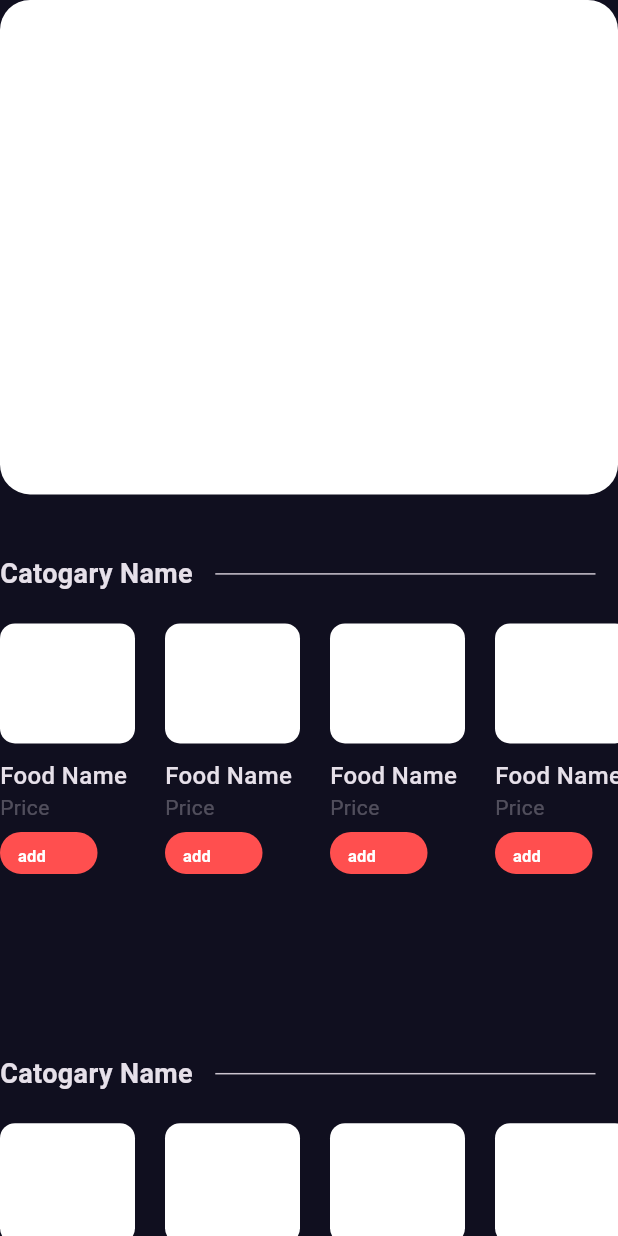
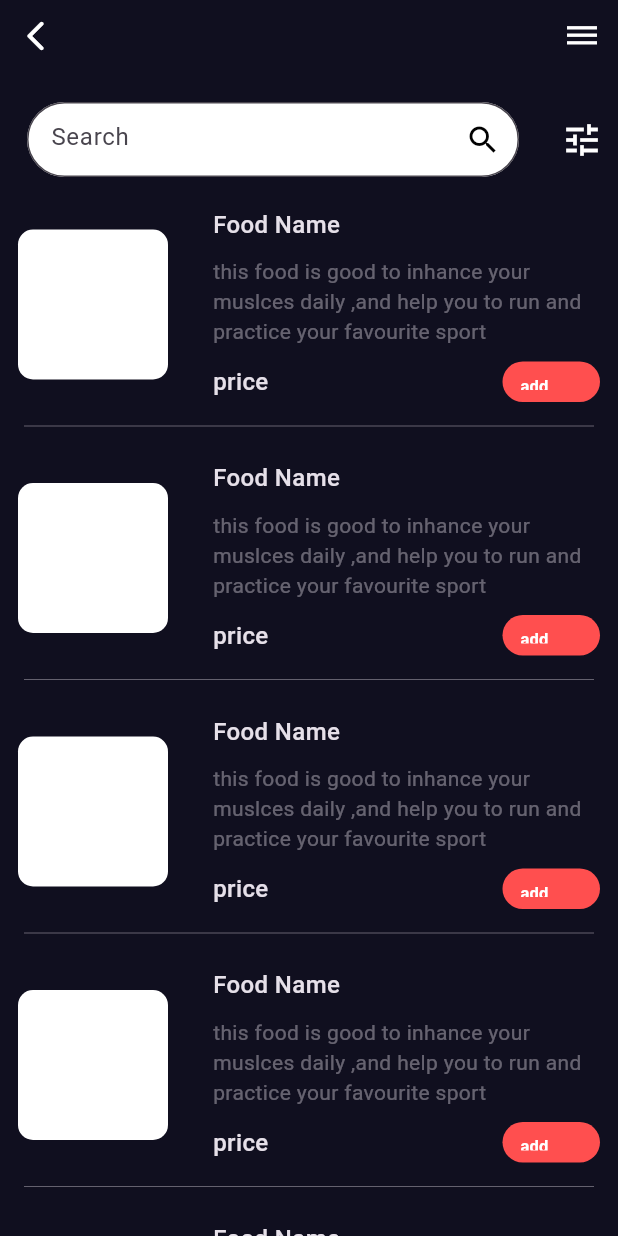
Before and after one commit to hssan1mohamed/Tazawg, a Flutter app: the screen it shows after launch, on a phone screen of 412 x 824 dp. Run offline on Flutter 3.47's test engine with Material 3 defaults, Android fonts, the phone set to English and light mode, and no system bars; our stand-ins replace firebase_core, go_router; accounts and stored records are empty.

Commit message:
search feature done

```diff
--- a/lib/core/utls/routesApp.dart
+++ b/lib/core/utls/routesApp.dart
@@ -1,14 +1,14 @@
 import 'package:go_router/go_router.dart';
 import 'package:tazawg/featuers/auth/presentation/view/auth.dart';
-import 'package:tazawg/featuers/auth/presentation/view/signIn.dart';
 import 'package:tazawg/featuers/home/presentation/view/home.dart';
+import 'package:tazawg/featuers/search/presentation/view/search.dart';
 import 'package:tazawg/featuers/splash/views/splash_view.dart';
 
 class RoutesApp {
   static const String kSplashView = '/SplashView';
   static const String kAuth = '/Auth';
-  static const String kSignIn = '/SignIn';
   static const String kHome = '/Home';
+  static const String kSearch = '/Search';
 
   static final routes = GoRouter(
     routes: [
@@ -21,12 +21,12 @@ class RoutesApp {
         builder: (context, state) => const Auth(),
       ),
       GoRoute(
-        path: kSignIn,
-        builder: (context, state) => const SignIn(),
+        path: kHome,
+        builder: (context, state) => const Home(),
       ),
       GoRoute(
         path: "/",
-        builder: (context, state) => const Home(),
+        builder: (context, state) => const Search(),
       )
     ],
   );
--- a/lib/core/widgets/customButton.dart
+++ b/lib/core/widgets/customButton.dart
@@ -10,7 +10,7 @@ class CustomButtom extends StatelessWidget {
       required this.text,
       this.borderRadius,
       required this.onPressed,
-      this.height = 28,
+      this.height = 27,
       this.width = 65});
   final Color backgroundcolor;
   final double height;
--- /dev/null
+++ b/lib/featuers/search/presentation/view/search.dart
@@ -0,0 +1,13 @@
+import 'package:flutter/material.dart';
+import 'package:tazawg/featuers/search/presentation/view/widget/search_body.dart';
+
+class Search extends StatelessWidget {
+  const Search({super.key});
+
+  @override
+  Widget build(BuildContext context) {
+    return const Scaffold(
+      body: SearchBody(),
+    );
+  }
+}
--- /dev/null
+++ b/lib/featuers/search/presentation/view/widget/CustomTextfield.dart
@@ -0,0 +1,33 @@
+import 'package:flutter/material.dart';
+
+// ignore: must_be_immutable
+class CustomTextfield extends StatelessWidget {
+  const CustomTextfield({
+    super.key,
+  });
+  static String? value;
+  @override
+  Widget build(BuildContext context) {
+    return SizedBox(
+      height: 50,
+      child: TextField(
+        onSubmitted: (v) {},
+        decoration: InputDecoration(
+          hintText: "Search",
+          suffixIcon: const Icon(
+            Icons.search_sharp,
+            color: Colors.black,
+          ),
+          fillColor: Colors.white,
+          filled: true,
+          border: OutlineInputBorder(
+              borderRadius: BorderRadius.circular(30),
+              borderSide: const BorderSide(color: Colors.white)),
+          focusedBorder: OutlineInputBorder(
+              borderRadius: BorderRadius.circular(30),
+              borderSide: const BorderSide(color: Colors.white)),
+        ),
+      ),
+    );
+  }
+}
--- /dev/null
+++ b/lib/featuers/search/presentation/view/widget/appbar.dart
@@ -0,0 +1,21 @@
+import 'package:flutter/material.dart';
+import 'package:go_router/go_router.dart';
+
+class Appbar extends StatelessWidget {
+  const Appbar({super.key});
+
+  @override
+  Widget build(BuildContext context) {
+    return Row(
+      children: [
+        IconButton(
+            onPressed: () {
+              GoRouter.of(context).pop();
+            },
+            icon: const Icon(Icons.arrow_back_ios_rounded)),
+        const Spacer(),
+        IconButton(onPressed: () {}, icon: const Icon(Icons.dehaze)),
+      ],
+    );
+  }
+}
--- /dev/null
+++ b/lib/featuers/search/presentation/view/widget/custom_appbar.dart
@@ -0,0 +1,26 @@
+import 'package:flutter/material.dart';
+import 'package:tazawg/featuers/search/presentation/view/widget/CustomTextfield.dart';
+
+class CustomAppBar extends StatelessWidget {
+  const CustomAppBar({super.key});
+
+  @override
+  Widget build(BuildContext context) {
+    return Row(
+      children: [
+        const Expanded(
+          child: Padding(
+            padding: EdgeInsets.symmetric(horizontal: 18),
+            child: CustomTextfield(),
+          ),
+        ),
+        IconButton(
+            onPressed: () {},
+            icon: const Icon(
+              Icons.tune,
+              size: 28,
+            ))
+      ],
+    );
+  }
+}
--- /dev/null
+++ b/lib/featuers/search/presentation/view/widget/food_details_search.dart
@@ -0,0 +1,44 @@
+import 'package:flutter/material.dart';
+import 'package:tazawg/consts.dart';
+import 'package:tazawg/core/utls/styles%20copy.dart';
+import 'package:tazawg/core/widgets/customButton.dart';
+
+class FoodDetailsSearch extends StatelessWidget {
+  const FoodDetailsSearch({super.key});
+
+  @override
+  Widget build(BuildContext context) {
+    return Column(
+      crossAxisAlignment: CrossAxisAlignment.start,
+      children: [
+        const Text(
+          "Food Name",
+          style: Styles.textStyle16,
+        ),
+        const Padding(
+          padding: EdgeInsets.symmetric(vertical: 10),
+          child: Opacity(
+            opacity: .4,
+            child: Text(
+              "this food is good to inhance your muslces daily ,and help you to run and practice your favourite sport",
+              style: Styles.textStyle14,
+            ),
+          ),
+        ),
+        Row(
+          children: [
+            const Text(
+              "price",
+              style: Styles.textStyle16,
+            ),
+            const Spacer(),
+            CustomButtom(
+                backgroundcolor: Constant.kprimaryColor,
+                text: "add cart",
+                onPressed: () {})
+          ],
+        )
+      ],
+    );
+  }
+}
--- /dev/null
+++ b/lib/featuers/search/presentation/view/widget/food_image.dart
@@ -0,0 +1,16 @@
+import 'package:flutter/material.dart';
+
+class FoodImage extends StatelessWidget {
+  const FoodImage({super.key});
+
+  @override
+  Widget build(BuildContext context) {
+    return Container(
+      height: 100,
+      width: 100,
+      decoration: const BoxDecoration(
+          color: Colors.white,
+          borderRadius: BorderRadius.all(Radius.circular(10))),
+    );
+  }
+}
--- /dev/null
+++ b/lib/featuers/search/presentation/view/widget/food_list _search.dart
@@ -0,0 +1,17 @@
+import 'package:flutter/material.dart';
+import 'package:tazawg/featuers/search/presentation/view/widget/search_food_cart.dart';
+
+class FoodListSearch extends StatelessWidget {
+  const FoodListSearch({super.key});
+
+  @override
+  Widget build(BuildContext context) {
+    return ListView.builder(
+      physics: const NeverScrollableScrollPhysics(),
+      itemCount: 8,
+      itemBuilder: (context, index) {
+        return const SearchFoodCart();
+      },
+    );
+  }
+}
--- /dev/null
+++ b/lib/featuers/search/presentation/view/widget/search_body.dart
@@ -0,0 +1,26 @@
+import 'package:flutter/material.dart';
+import 'package:tazawg/featuers/search/presentation/view/widget/appbar.dart';
+import 'package:tazawg/featuers/search/presentation/view/widget/custom_appbar.dart';
+import 'package:tazawg/featuers/search/presentation/view/widget/food_list%20_search.dart';
+
+class SearchBody extends StatelessWidget {
+  const SearchBody({super.key});
+
+  @override
+  Widget build(BuildContext context) {
+    return const CustomScrollView(
+      slivers: [
+        SliverToBoxAdapter(
+            child: Column(
+          children: [
+            Appbar(),
+            SizedBox(height: 20),
+            CustomAppBar(),
+            SizedBox(height: 20),
+          ],
+        )),
+        SliverFillRemaining(child: FoodListSearch())
+      ],
+    );
+  }
+}
--- /dev/null
+++ b/lib/featuers/search/presentation/view/widget/search_food_cart.dart
@@ -0,0 +1,28 @@
+import 'package:flutter/material.dart';
+import 'package:tazawg/featuers/search/presentation/view/widget/food_details_search.dart';
+import 'package:tazawg/featuers/search/presentation/view/widget/food_image.dart';
+
+class SearchFoodCart extends StatelessWidget {
+  const SearchFoodCart({super.key});
+
+  @override
+  Widget build(BuildContext context) {
+    return const Padding(
+      padding: EdgeInsets.symmetric(horizontal: 12),
+      child: Column(
+        children: [
+          Row(
+            children: [
+              FoodImage(),
+              SizedBox(width: 30),
+              Expanded(child: FoodDetailsSearch()),
+            ],
+          ),
+          SizedBox(height: 8),
+          Divider(indent: 4, endIndent: 4, thickness: .3),
+          SizedBox(height: 15)
+        ],
+      ),
+    );
+  }
+}
```
